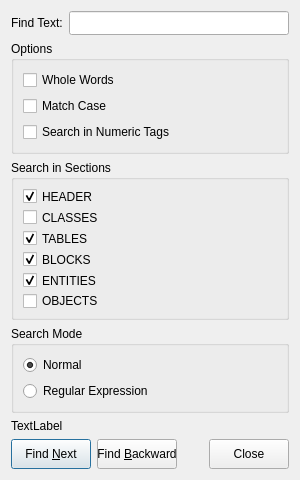
Qt form src/ezdxf/addons/browser/find_dialog.ui (mozman/ezdxf) before a commit.
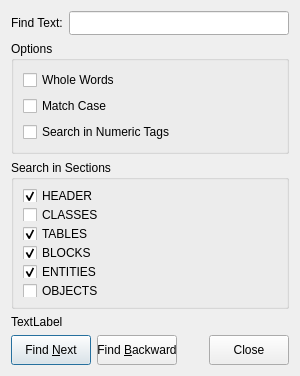
The same form after that commit.

Commit message: remove regex search option

```diff
--- a/src/ezdxf/addons/browser/find_dialog.ui
+++ b/src/ezdxf/addons/browser/find_dialog.ui
@@ -7,11 +7,11 @@
     <x>0</x>
     <y>0</y>
     <width>300</width>
-    <height>480</height>
+    <height>376</height>
    </rect>
   </property>
   <property name="sizePolicy">
-   <sizepolicy hsizetype="Preferred" vsizetype="Preferred">
+   <sizepolicy hsizetype="Minimum" vsizetype="Minimum">
     <horstretch>0</horstretch>
     <verstretch>0</verstretch>
    </sizepolicy>
@@ -19,7 +19,13 @@
   <property name="minimumSize">
    <size>
     <width>300</width>
-    <height>480</height>
+    <height>376</height>
+   </size>
+  </property>
+  <property name="maximumSize">
+   <size>
+    <width>300</width>
+    <height>376</height>
    </size>
   </property>
   <property name="baseSize">
@@ -199,32 +205,6 @@
        </layout>
       </widget>
      </item>
-     <item>
-      <widget class="QGroupBox" name="groupBox_3">
-       <property name="title">
-        <string>Search Mode</string>
-       </property>
-       <layout class="QVBoxLayout" name="verticalLayout_7">
-        <item>
-         <widget class="QRadioButton" name="normal_radio_button">
-          <property name="text">
-           <string>Normal</string>
-          </property>
-          <property name="checked">
-           <bool>true</bool>
-          </property>
-         </widget>
-        </item>
-        <item>
-         <widget class="QRadioButton" name="regex_radio_button">
-          <property name="text">
-           <string>Regular Expression</string>
-          </property>
-         </widget>
-        </item>
-       </layout>
-      </widget>
-     </item>
     </layout>
    </item>
    <item>
```
Left out of the diff: 10 changed lines with no effect on the pictures. The commit also changes 3 other files.
